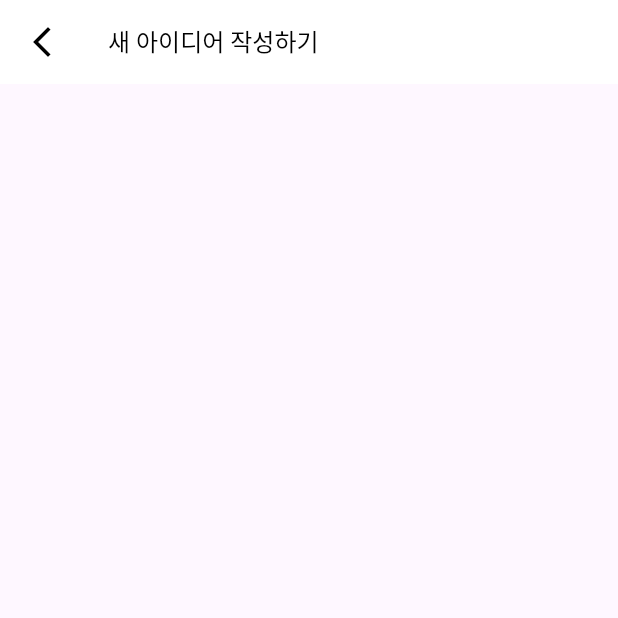
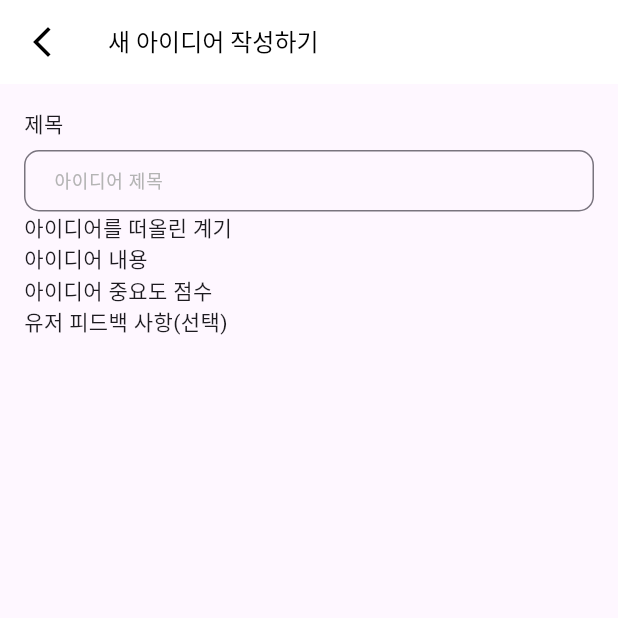
Before and after one commit to SeungjaeDanLee/flutter-studying, a Flutter app: the EditScreen screen opened directly, on a phone screen of 412 x 824 dp, the top half of it. Run offline on Flutter 3.47's test engine with Material 3 defaults, Android fonts, the light colour scheme and no system bars; our stand-ins replace flutter_rating_bar, sqflite; accounts and stored records are empty.

Commit message:
sample update

```diff
--- a/lib/screen/edit_screen.dart
+++ b/lib/screen/edit_screen.dart
@@ -11,6 +11,21 @@ class EditScreen extends StatefulWidget {
 }
 
 class _EditScreenState extends State<EditScreen> {
+  // 아이디어 제목
+  final TextEditingController _titleEditingController = TextEditingController();
+
+  // 아이디어 계기
+  final TextEditingController _motiveEditingController =
+      TextEditingController();
+
+  // 아이디어 내용
+  final TextEditingController _contentEditingController =
+      TextEditingController();
+
+  // 피드백 사항
+  final TextEditingController _feedbackEditingController =
+      TextEditingController();
+
   @override
   Widget build(BuildContext context) {
     return Scaffold(
@@ -29,6 +44,44 @@ class _EditScreenState extends State<EditScreen> {
           style: TextStyle(color: Colors.black, fontSize: 16),
         ),
       ),
+      body: SingleChildScrollView(
+        child: Container(
+          margin: EdgeInsets.all(16),
+          child: Column(
+            crossAxisAlignment: CrossAxisAlignment.start,
+            children: [
+              Text('제목'),
+              Container(
+                margin: EdgeInsets.only(top: 8),
+                height: 41,
+                child: TextField(
+                  decoration: InputDecoration(
+                    contentPadding: EdgeInsets.symmetric(
+                      vertical: 0,
+                      horizontal: 16,
+                    ),
+                    border: OutlineInputBorder(
+                      borderSide: BorderSide(color: Color(0xffd9d9d9)),
+                      borderRadius: BorderRadius.circular(10),
+                    ),
+                    hintText: '아이디어 제목',
+                    hintStyle: TextStyle(color: Color(0xffb4b4b4)),
+                  ),
+                  style: TextStyle(fontSize: 12, color: Colors.black),
+                  controller: _titleEditingController,
+                ),
+              ),
+              Text('아이디어를 떠올린 계기'),
+
+              Text('아이디어 내용'),
+
+              Text('아이디어 중요도 점수'),
+
+              Text('유저 피드백 사항(선택)'),
+            ],
+          ),
+        ),
+      ),
     );
   }
 }
```
